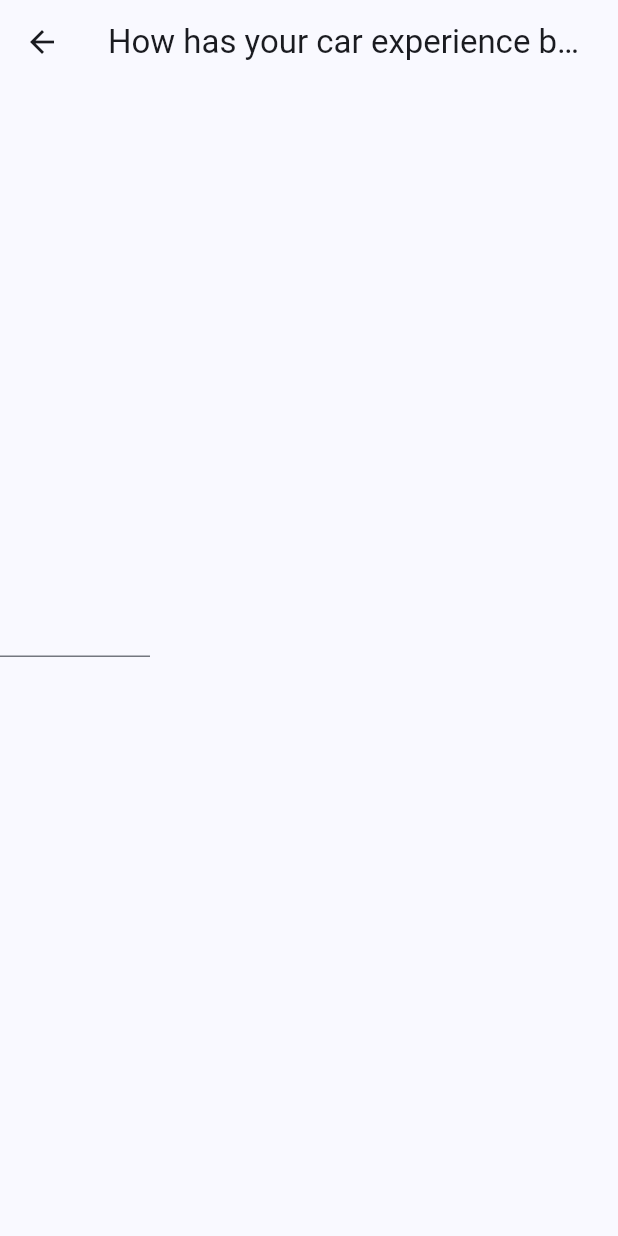
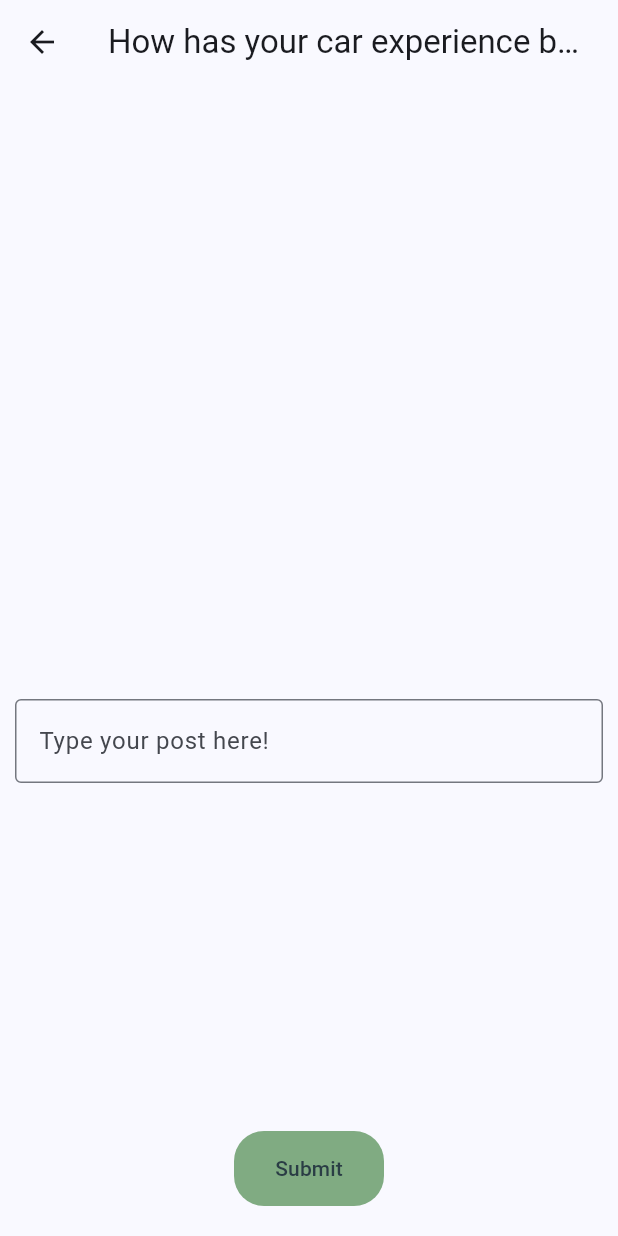
Before and after one commit to Alec-Hallman/RustyTomatoes-the-car-finder, a Flutter app: the CreatePage screen opened directly, on a phone screen of 412 x 824 dp. Run offline on Flutter 3.47's test engine with Material 3 defaults, Android fonts, the phone set to English and light mode, and no system bars; network calls fail.

Commit message:
Create a post and profile pages
Foundation for post and profile pages.

```diff
--- a/rustytomatoes/lib/postmaker.dart
+++ b/rustytomatoes/lib/postmaker.dart
@@ -1,3 +1,4 @@
+import 'package:flutter/cupertino.dart';
 import 'package:flutter/material.dart';
 import 'package:flutter/rendering.dart';
 import 'package:flutter/widgets.dart';
@@ -21,12 +22,39 @@ class _CreateState extends State<CreatePage> {
     super.initState();
   }
   @override
-  Widget build(BuildContext context) {
-    return Scaffold(
-      appBar: AppBar( title: const Text('How has your car experience been?')),
-      body: Column(mainAxisAlignment: MainAxisAlignment.center, children: [
-        Container(height: 100, width: 100, child: TextField())
-      ],),
-    );
-  }
+Widget build(BuildContext context) {
+  return Scaffold(
+    appBar: AppBar(
+      title: const Text('How has your car experience been?'),
+    ),
+    body: Column(
+      mainAxisAlignment: MainAxisAlignment.center,
+      children: [
+        const SizedBox(height: 400,),
+        Expanded(
+          child: ListView(
+            padding: EdgeInsets.all(10), // Add padding for spacing
+            children: const [
+              TextField(
+                maxLines: null, // Allow unlimited lines
+                keyboardType: TextInputType.multiline, // Enable multiline input
+                decoration: InputDecoration(
+                  hintText: 'Type your post here!',
+                  border: OutlineInputBorder(), // Add border for visual separation
+                ),
+              ),
+            ],
+          ),
+        ),
+        Container(width: 100,
+        height: 50,
+        decoration: BoxDecoration(borderRadius: BorderRadius.all(Radius.circular(20)),
+        color: AppColors.green),
+        child: TextButton(onPressed: () { Navigator.pop(context); },
+        child:const Text('Submit', style: TextStyle(color: AppColors.charcoal),))),
+        SizedBox(height: 20),
+      ],
+    ),
+  );
 }
+}
--- a/rustytomatoes/lib/theme.dart
+++ b/rustytomatoes/lib/theme.dart
@@ -3,7 +3,7 @@ import 'package:flutter/material.dart';
 class AppColors {
  static const Color primaryColor = Color.fromARGB(255, 84, 140, 236);
   static const Color secondaryColor = Color.fromARGB(255, 255, 255, 255);
-  static const Color accentColor = Color.fromARGB(255, 239, 121, 112);
+  static const Color accentColor = Color.fromARGB(255, 88, 139, 139);
   static const Color green = Color.fromARGB(255, 128, 171, 130);
   static const Color charcoal = Color.fromARGB(255, 42, 61, 69);
   static const Color lightgrey = Color.fromARGB(255, 245, 245, 245);
```
Also changed, not shown: rustytomatoes/lib/home.dart (+5 -2 lines), rustytomatoes/lib/profile.dart (added, +35 -0 lines).
